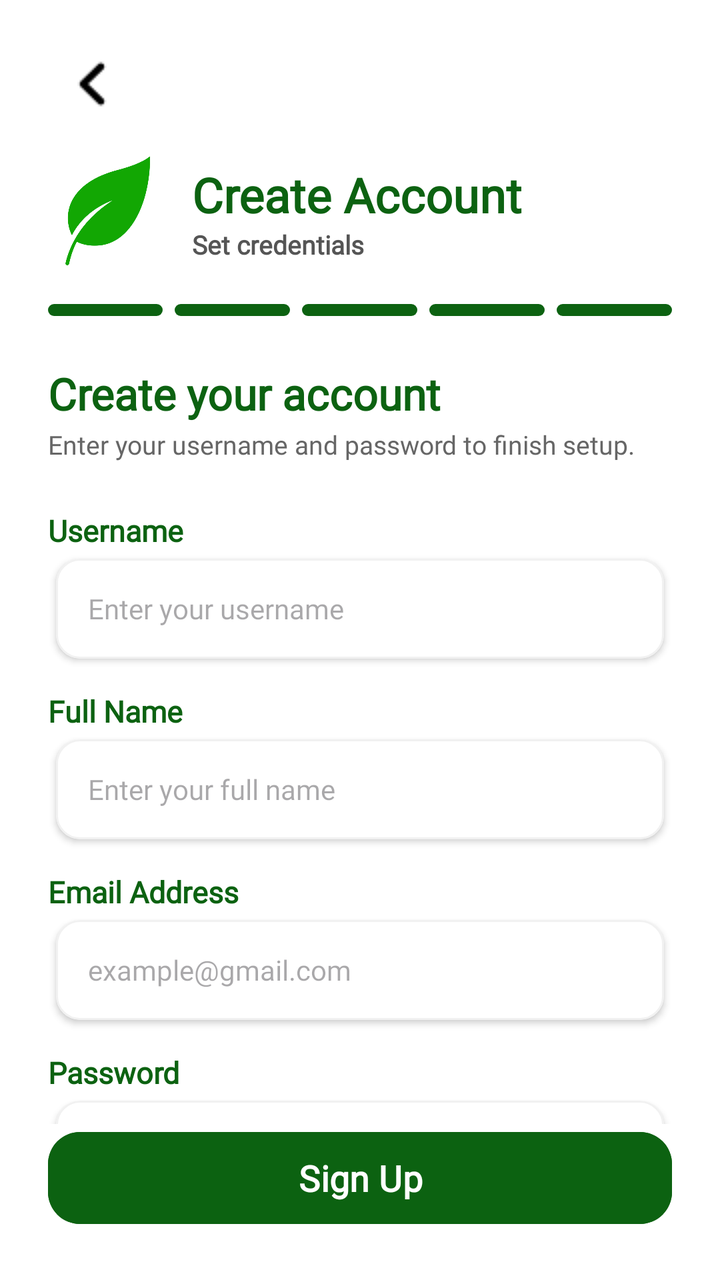
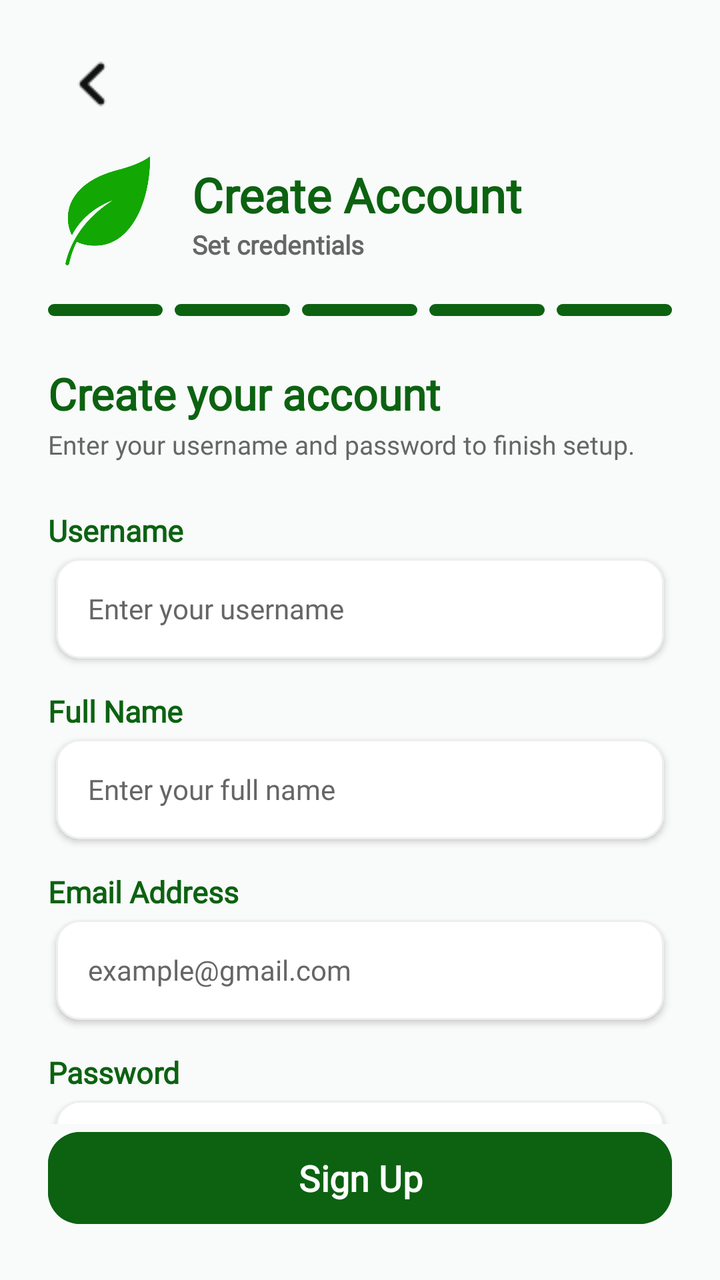

Compare the two renders of this Android layout. The source of the first and the diff that turns it into the second are given below.
<!-- AndroidManifest.xml: application theme Theme.SmartGrow -->
<!-- res/layout/activity_register_step5.xml -->
<?xml version="1.0" encoding="utf-8"?>
<androidx.constraintlayout.widget.ConstraintLayout
    xmlns:android="http://schemas.android.com/apk/res/android"
    xmlns:app="http://schemas.android.com/apk/res-auto"
    android:layout_width="match_parent"
    android:layout_height="match_parent"
    android:background="#FFFFFF">

    
    <androidx.constraintlayout.widget.ConstraintLayout
        android:id="@+id/layout_header_fixed"
        android:layout_width="match_parent"
        android:layout_height="wrap_content"
        android:paddingHorizontal="24dp"
        android:paddingTop="20dp"
        android:paddingBottom="8dp"
        app:layout_constraintTop_toTopOf="parent">

        <ImageButton
            android:id="@+id/btn_register_back"
            android:layout_width="44dp"
            android:layout_height="44dp"
            android:background="?android:attr/selectableItemBackgroundBorderless"
            android:src="@drawable/back_button_login"
            android:contentDescription="Back"
            android:scaleType="centerInside"
            app:layout_constraintTop_toTopOf="parent"
            app:layout_constraintStart_toStartOf="parent" />

        <LinearLayout
            android:id="@+id/layout_register_header"
            android:layout_width="0dp"
            android:layout_height="wrap_content"
            android:orientation="horizontal"
            android:gravity="center_vertical"
            android:layout_marginTop="12dp"
            app:layout_constraintTop_toBottomOf="@id/btn_register_back"
            app:layout_constraintStart_toStartOf="parent"
            app:layout_constraintEnd_toEndOf="parent">

            <ImageView
                android:layout_width="60dp"
                android:layout_height="60dp"
                android:src="@drawable/smartgrow_logo"
                app:tint="#12A703"
                android:contentDescription="SmartGrow Logo" />

            <LinearLayout
                android:layout_width="wrap_content"
                android:layout_height="wrap_content"
                android:orientation="vertical"
                android:layout_marginStart="12dp">

                <TextView
                    android:layout_width="wrap_content"
                    android:layout_height="wrap_content"
                    android:text="Create Account"
                    android:textSize="24sp"
                    android:textStyle="bold"
                    android:fontFamily="@font/poppins"
                    android:textColor="#0C6211" />

                <TextView
                    android:layout_width="wrap_content"
                    android:layout_height="wrap_content"
                    android:text="Set credentials"
                    android:textSize="13sp"
                    android:textStyle="bold"
                    android:fontFamily="@font/poppins"
                    android:textColor="#555555" />
            </LinearLayout>
        </LinearLayout>

        <LinearLayout
            android:id="@+id/layout_indicator_bars"
            android:layout_width="match_parent"
            android:layout_height="6dp"
            android:orientation="horizontal"
            android:layout_marginTop="16dp"
            android:weightSum="5"
            app:layout_constraintTop_toBottomOf="@id/layout_register_header">

            <View android:layout_width="0dp" android:layout_height="match_parent" android:layout_weight="1" android:layout_marginEnd="6dp" android:background="@drawable/indicator_green" />
            <View android:layout_width="0dp" android:layout_height="match_parent" android:layout_weight="1" android:layout_marginEnd="6dp" android:background="@drawable/indicator_green" />
            <View android:layout_width="0dp" android:layout_height="match_parent" android:layout_weight="1" android:layout_marginEnd="6dp" android:background="@drawable/indicator_green" />
            <View android:layout_width="0dp" android:layout_height="match_parent" android:layout_weight="1" android:layout_marginEnd="6dp" android:background="@drawable/indicator_green" />
            <View android:layout_width="0dp" android:layout_height="match_parent" android:layout_weight="1" android:background="@drawable/indicator_green" />
        </LinearLayout>
    </androidx.constraintlayout.widget.ConstraintLayout>

    
    <androidx.core.widget.NestedScrollView
        android:id="@+id/scroll_view_content"
        android:layout_width="match_parent"
        android:layout_height="0dp"
        android:fillViewport="true"
        app:layout_constraintTop_toBottomOf="@id/layout_header_fixed"
        app:layout_constraintBottom_toTopOf="@id/btn_signup">

        <androidx.constraintlayout.widget.ConstraintLayout
            android:layout_width="match_parent"
            android:layout_height="wrap_content"
            android:paddingHorizontal="24dp"
            android:paddingTop="16dp"
            android:paddingBottom="24dp">

            <TextView
                android:id="@+id/tv_form_title"
                android:layout_width="match_parent"
                android:layout_height="wrap_content"
                android:text="Create your account"
                android:textSize="22sp"
                android:textStyle="bold"
                android:textColor="#0C6211"
                android:fontFamily="@font/poppins"
                app:layout_constraintTop_toTopOf="parent" />

            <TextView
                android:id="@+id/tv_form_subtitle"
                android:layout_width="match_parent"
                android:layout_height="wrap_content"
                android:text="Enter your username and password to finish setup."
                android:textSize="13sp"
                android:textColor="#666666"
                android:fontFamily="@font/poppins"
                android:layout_marginTop="2dp"
                app:layout_constraintTop_toBottomOf="@id/tv_form_title" />

            <LinearLayout
                android:id="@+id/layout_fields"
                android:layout_width="match_parent"
                android:layout_height="wrap_content"
                android:orientation="vertical"
                android:layout_marginTop="24dp"
                app:layout_constraintTop_toBottomOf="@id/tv_form_subtitle">

                <TextView
                    android:layout_width="wrap_content"
                    android:layout_height="wrap_content"
                    android:text="Username" android:textColor="#0C6211"
                    android:textSize="15sp" android:textStyle="bold"
                    android:fontFamily="@font/poppins"
                    android:layout_marginBottom="4dp" />
                <com.google.android.material.card.MaterialCardView
                    android:layout_width="match_parent"
                    android:layout_height="50dp"
                    android:layout_marginHorizontal="4dp"
                    android:layout_marginBottom="16dp"
                    app:cardElevation="2dp"
                    app:cardCornerRadius="12dp"
                    app:cardBackgroundColor="#FFFFFF"
                    app:strokeWidth="1dp"
                    app:strokeColor="#F1F1F1">
                    <EditText
                        android:id="@+id/et_username"
                        android:layout_width="match_parent"
                        android:layout_height="match_parent"
                        android:background="@null"
                        android:hint="Enter your username"
                        android:inputType="text"
                        android:paddingHorizontal="16dp"
                        android:textSize="14sp"
                        android:textColor="#333333"
                        android:fontFamily="@font/poppins" />
                </com.google.android.material.card.MaterialCardView>

                <TextView
                    android:layout_width="wrap_content"
                    android:layout_height="wrap_content"
                    android:text="Full Name"
                    android:textColor="#0C6211"
                    android:textSize="15sp"
                    android:textStyle="bold"
                    android:fontFamily="@font/poppins"
                    android:layout_marginBottom="4dp" />
                <com.google.android.material.card.MaterialCardView
                    android:layout_width="match_parent"
                    android:layout_height="50dp"
                    android:layout_marginHorizontal="4dp"
                    android:layout_marginBottom="16dp"
                    app:cardElevation="2dp"
                    app:cardCornerRadius="12dp"
                    app:cardBackgroundColor="#FFFFFF"
                    app:strokeWidth="1dp"
                    app:strokeColor="#F1F1F1">
                    <EditText android:id="@+id/et_fullname"
                        android:layout_width="match_parent"
                        android:layout_height="match_parent"
                        android:background="@null"
                        android:hint="Enter your full name"
                        android:inputType="textPersonName"
                        android:paddingHorizontal="16dp"
                        android:textSize="14sp" android:textColor="#333333"
                        android:fontFamily="@font/poppins" />
                </com.google.android.material.card.MaterialCardView>

                <TextView
                    android:layout_width="wrap_content"
                    android:layout_height="wrap_content"
                    android:text="Email Address"
                    android:textColor="#0C6211"
                    android:textSize="15sp"
                    android:textStyle="bold"
                    android:fontFamily="@font/poppins"
                    android:layout_marginBottom="4dp" />
                <com.google.android.material.card.MaterialCardView
                    android:layout_width="match_parent"
                    android:layout_height="50dp"
                    android:layout_marginHorizontal="4dp"
                    android:layout_marginBottom="16dp"
                    app:cardElevation="2dp"
                    app:cardCornerRadius="12dp"
                    app:cardBackgroundColor="#FFFFFF"
                    app:strokeWidth="1dp"
                    app:strokeColor="#F1F1F1">
                    <EditText android:id="@+id/et_email"
                        android:layout_width="match_parent"
                        android:layout_height="match_parent"
                        android:background="@null"
                        android:hint="example@gmail.com"
                        android:inputType="textEmailAddress"
                        android:paddingHorizontal="16dp"
                        android:textSize="14sp" android:textColor="#333333"
                        android:fontFamily="@font/poppins" />
                </com.google.android.material.card.MaterialCardView>

                <TextView
                    android:layout_width="wrap_content"
                    android:layout_height="wrap_content"
                    android:text="Password"
                    android:textColor="#0C6211"
                    android:textSize="15sp"
                    android:textStyle="bold"
                    android:fontFamily="@font/poppins"
                    android:layout_marginBottom="4dp" />
                <com.google.android.material.card.MaterialCardView
                    android:layout_width="match_parent"
                    android:layout_height="50dp"
                    android:layout_marginHorizontal="4dp"
                    android:layout_marginBottom="16dp"
                    app:cardElevation="2dp"
                    app:cardCornerRadius="12dp"
                    app:cardBackgroundColor="#FFFFFF"
                    app:strokeWidth="1dp"
                    app:strokeColor="#F1F1F1">
                    <com.google.android.material.textfield.TextInputLayout
                        android:layout_width="match_parent"
                        android:layout_height="match_parent"
                        app:hintEnabled="false"
                        app:passwordToggleEnabled="true"
                        app:passwordToggleTint="#666666"
                        style="@style/Widget.Design.TextInputLayout">
                        <com.google.android.material.textfield.TextInputEditText
                            android:id="@+id/et_password"
                            android:layout_width="match_parent"
                            android:layout_height="match_parent"
                            android:background="@null"
                            android:hint="Enter your password"
                            android:inputType="textPassword"
                            android:paddingHorizontal="16dp"
                            android:textSize="14sp"
                            android:textColor="#333333"
                            android:fontFamily="@font/poppins" />
                    </com.google.android.material.textfield.TextInputLayout>
                </com.google.android.material.card.MaterialCardView>

                <TextView
                    android:layout_width="wrap_content"
                    android:layout_height="wrap_content"
                    android:text="Confirm Password"
                    android:textColor="#0C6211"
                    android:textSize="15sp"
                    android:textStyle="bold"
                    android:fontFamily="@font/poppins"
                    android:layout_marginBottom="4dp" />
                <com.google.android.material.card.MaterialCardView
                    android:layout_width="match_parent"
                    android:layout_height="50dp"
                    android:layout_marginHorizontal="4dp"
                    android:layout_marginBottom="24dp"
                    app:cardElevation="2dp"
                    app:cardCornerRadius="12dp"
                    app:cardBackgroundColor="#FFFFFF"
                    app:strokeWidth="1dp"
                    app:strokeColor="#F1F1F1">
                    <com.google.android.material.textfield.TextInputLayout
                        android:layout_width="match_parent"
                        android:layout_height="match_parent"
                        app:hintEnabled="false"
                        app:passwordToggleEnabled="true"
                        app:passwordToggleTint="#666666"
                        style="@style/Widget.Design.TextInputLayout">
                        <com.google.android.material.textfield.TextInputEditText
                            android:id="@+id/et_confirm_password"
                            android:layout_width="match_parent"
                            android:layout_height="match_parent"
                            android:background="@null"
                            android:hint="Re-enter password"
                            android:inputType="textPassword"
                            android:paddingHorizontal="16dp"
                            android:textSize="14sp"
                            android:textColor="#333333"
                            android:fontFamily="@font/poppins" />
                    </com.google.android.material.textfield.TextInputLayout>
                </com.google.android.material.card.MaterialCardView>
            </LinearLayout>
        </androidx.constraintlayout.widget.ConstraintLayout>
    </androidx.core.widget.NestedScrollView>

    
    <com.google.android.material.button.MaterialButton
        android:id="@+id/btn_signup"
        android:layout_width="match_parent"
        android:layout_height="54dp"
        android:layout_marginHorizontal="24dp"
        android:layout_marginBottom="24dp"
        android:text="Sign Up"
        android:textSize="18sp"
        android:fontFamily="@font/poppins"
        android:textStyle="bold"
        android:textColor="@color/white"
        android:textAllCaps="false"
        android:backgroundTint="#0C6211"
        app:cornerRadius="16dp"
        android:elevation="4dp"
        app:layout_constraintBottom_toBottomOf="parent"
        app:layout_constraintStart_toStartOf="parent"
        app:layout_constraintEnd_toEndOf="parent" />

</androidx.constraintlayout.widget.ConstraintLayout>
<!-- resources referenced by this layout -->
<resources>
  <color name="white">#FFFFFFFF</color>
  <!-- drawable back_button_login: png bitmap (drawable, 311 bytes) -->
  <!-- drawable indicator_green (drawable) -->
  <?xml version="1.0" encoding="utf-8"?>
  <shape xmlns:android="http://schemas.android.com/apk/res/android"
      android:shape="rectangle">
      <solid android:color="#0C6211" />
      <corners android:radius="4dp" />
  </shape>
  <!-- drawable smartgrow_logo: png bitmap (drawable, 73503 bytes) -->
  <style name="Theme.SmartGrow" parent="Base.Theme.SmartGrow" />
  <style name="Base.Theme.SmartGrow" parent="Theme.Material3.DayNight.NoActionBar">
          <item name="android:windowBackground">@android:color/white</item>
          <item name="android:windowDisablePreview">true</item>
  
          
          <item name="android:statusBarColor">#FFFFFF</item>
          <item name="android:windowLightStatusBar">true</item>
  
          
          <item name="android:navigationBarColor">#FFFFFF</item>
          <item name="android:windowLightNavigationBar" tools:targetApi="o">true</item>
  
          <item name="android:windowDrawsSystemBarBackgrounds">true</item>
          <item name="android:windowTranslucentStatus">false</item>
          <item name="android:windowTranslucentNavigation">false</item>
      </style>
</resources>

<!-- the commit's change to res/layout/activity_register_step5.xml (unified diff, before → after) -->
@@ -2,9 +2,10 @@
 <androidx.constraintlayout.widget.ConstraintLayout
     xmlns:android="http://schemas.android.com/apk/res/android"
     xmlns:app="http://schemas.android.com/apk/res-auto"
+    xmlns:tools="http://schemas.android.com/tools"
     android:layout_width="match_parent"
     android:layout_height="match_parent"
-    android:background="#FFFFFF">
+    android:background="@color/background">
 
     
     <androidx.constraintlayout.widget.ConstraintLayout
@@ -25,7 +26,8 @@
             android:contentDescription="Back"
             android:scaleType="centerInside"
             app:layout_constraintTop_toTopOf="parent"
-            app:layout_constraintStart_toStartOf="parent" />
+            app:layout_constraintStart_toStartOf="parent"
+            app:tint="@color/text_primary" />
 
         <LinearLayout
             android:id="@+id/layout_register_header"
@@ -58,7 +60,7 @@
                     android:textSize="24sp"
                     android:textStyle="bold"
                     android:fontFamily="@font/poppins"
-                    android:textColor="#0C6211" />
+                    android:textColor="@color/primary_green" />
 
                 <TextView
                     android:layout_width="wrap_content"
@@ -67,7 +69,7 @@
                     android:textSize="13sp"
                     android:textStyle="bold"
                     android:fontFamily="@font/poppins"
-                    android:textColor="#555555" />
+                    android:textColor="@color/text_secondary" />
             </LinearLayout>
         </LinearLayout>
 
@@ -111,7 +113,7 @@
                 android:text="Create your account"
                 android:textSize="22sp"
                 android:textStyle="bold"
-                android:textColor="#0C6211"
+                android:textColor="@color/primary_green"
                 android:fontFamily="@font/poppins"
                 app:layout_constraintTop_toTopOf="parent" />
 
@@ -121,7 +123,7 @@
                 android:layout_height="wrap_content"
                 android:text="Enter your username and password to finish setup."
                 android:textSize="13sp"
-                android:textColor="#666666"
+                android:textColor="@color/text_secondary"
                 android:fontFamily="@font/poppins"
                 android:layout_marginTop="2dp"
                 app:layout_constraintTop_toBottomOf="@id/tv_form_title" />
@@ -137,7 +139,7 @@
                 <TextView
                     android:layout_width="wrap_content"
                     android:layout_height="wrap_content"
-                    android:text="Username" android:textColor="#0C6211"
+                    android:text="Username" android:textColor="@color/primary_green"
                     android:textSize="15sp" android:textStyle="bold"
                     android:fontFamily="@font/poppins"
                     android:layout_marginBottom="4dp" />
@@ -148,19 +150,20 @@
                     android:layout_marginBottom="16dp"
                     app:cardElevation="2dp"
                     app:cardCornerRadius="12dp"
-                    app:cardBackgroundColor="#FFFFFF"
-                    app:strokeWidth="1dp"
-                    app:strokeColor="#F1F1F1">
+                    app:cardBackgroundColor="@color/card_background"
+                    app:strokeWidth="1dp"
+                    app:strokeColor="@color/divider">
                     <EditText
                         android:id="@+id/et_username"
                         android:layout_width="match_parent"
                         android:layout_height="match_parent"
                         android:background="@null"
                         android:hint="Enter your username"
+                        android:textColorHint="@color/text_secondary"
                         android:inputType="text"
                         android:paddingHorizontal="16dp"
                         android:textSize="14sp"
-                        android:textColor="#333333"
+                        android:textColor="@color/text_primary"
                         android:fontFamily="@font/poppins" />
                 </com.google.android.material.card.MaterialCardView>
 
@@ -168,7 +171,7 @@
                     android:layout_width="wrap_content"
                     android:layout_height="wrap_content"
                     android:text="Full Name"
-                    android:textColor="#0C6211"
+                    android:textColor="@color/primary_green"
                     android:textSize="15sp"
                     android:textStyle="bold"
                     android:fontFamily="@font/poppins"
@@ -180,17 +183,18 @@
                     android:layout_marginBottom="16dp"
                     app:cardElevation="2dp"
                     app:cardCornerRadius="12dp"
-                    app:cardBackgroundColor="#FFFFFF"
-                    app:strokeWidth="1dp"
-                    app:strokeColor="#F1F1F1">
+                    app:cardBackgroundColor="@color/card_background"
+                    app:strokeWidth="1dp"
+                    app:strokeColor="@color/divider">
                     <EditText android:id="@+id/et_fullname"
                         android:layout_width="match_parent"
                         android:layout_height="match_parent"
                         android:background="@null"
                         android:hint="Enter your full name"
+                        android:textColorHint="@color/text_secondary"
                         android:inputType="textPersonName"
                         android:paddingHorizontal="16dp"
-                        android:textSize="14sp" android:textColor="#333333"
+                        android:textSize="14sp" android:textColor="@color/text_primary"
                         android:fontFamily="@font/poppins" />
                 </com.google.android.material.card.MaterialCardView>
 
@@ -198,7 +202,7 @@
                     android:layout_width="wrap_content"
                     android:layout_height="wrap_content"
                     android:text="Email Address"
-                    android:textColor="#0C6211"
+                    android:textColor="@color/primary_green"
                     android:textSize="15sp"
                     android:textStyle="bold"
                     android:fontFamily="@font/poppins"
@@ -210,17 +214,18 @@
                     android:layout_marginBottom="16dp"
                     app:cardElevation="2dp"
                     app:cardCornerRadius="12dp"
-                    app:cardBackgroundColor="#FFFFFF"
-                    app:strokeWidth="1dp"
-                    app:strokeColor="#F1F1F1">
+                    app:cardBackgroundColor="@color/card_background"
+                    app:strokeWidth="1dp"
+                    app:strokeColor="@color/divider">
                     <EditText android:id="@+id/et_email"
                         android:layout_width="match_parent"
                         android:layout_height="match_parent"
                         android:background="@null"
                         android:hint="example@gmail.com"
+                        android:textColorHint="@color/text_secondary"
                         android:inputType="textEmailAddress"
                         android:paddingHorizontal="16dp"
-                        android:textSize="14sp" android:textColor="#333333"
+                        android:textSize="14sp" android:textColor="@color/text_primary"
                         android:fontFamily="@font/poppins" />
                 </com.google.android.material.card.MaterialCardView>
 
@@ -228,7 +233,7 @@
                     android:layout_width="wrap_content"
                     android:layout_height="wrap_content"
                     android:text="Password"
-                    android:textColor="#0C6211"
+                    android:textColor="@color/primary_green"
                     android:textSize="15sp"
                     android:textStyle="bold"
                     android:fontFamily="@font/poppins"
@@ -240,15 +245,15 @@
                     android:layout_marginBottom="16dp"
                     app:cardElevation="2dp"
                     app:cardCornerRadius="12dp"
-                    app:cardBackgroundColor="#FFFFFF"
-                    app:strokeWidth="1dp"
-                    app:strokeColor="#F1F1F1">
+                    app:cardBackgroundColor="@color/card_background"
+                    app:strokeWidth="1dp"
+                    app:strokeColor="@color/divider">
                     <com.google.android.material.textfield.TextInputLayout
                         android:layout_width="match_parent"
                         android:layout_height="match_parent"
                         app:hintEnabled="false"
                         app:passwordToggleEnabled="true"
-                        app:passwordToggleTint="#666666"
+                        app:passwordToggleTint="@color/text_secondary"
                         style="@style/Widget.Design.TextInputLayout">
                         <com.google.android.material.textfield.TextInputEditText
                             android:id="@+id/et_password"
@@ -256,10 +261,11 @@
                             android:layout_height="match_parent"
                             android:background="@null"
                             android:hint="Enter your password"
+                            android:textColorHint="@color/text_secondary"
                             android:inputType="textPassword"
                             android:paddingHorizontal="16dp"
                             android:textSize="14sp"
-                            android:textColor="#333333"
+                            android:textColor="@color/text_primary"
                             android:fontFamily="@font/poppins" />
                     </com.google.android.material.textfield.TextInputLayout>
                 </com.google.android.material.card.MaterialCardView>
@@ -268,7 +274,7 @@
                     android:layout_width="wrap_content"
                     android:layout_height="wrap_content"
                     android:text="Confirm Password"
-                    android:textColor="#0C6211"
+                    android:textColor="@color/primary_green"
                     android:textSize="15sp"
                     android:textStyle="bold"
                     android:fontFamily="@font/poppins"
@@ -280,15 +286,15 @@
                     android:layout_marginBottom="24dp"
                     app:cardElevation="2dp"
                     app:cardCornerRadius="12dp"
-                    app:cardBackgroundColor="#FFFFFF"
-                    app:strokeWidth="1dp"
-                    app:strokeColor="#F1F1F1">
+                    app:cardBackgroundColor="@color/card_background"
+                    app:strokeWidth="1dp"
+                    app:strokeColor="@color/divider">
                     <com.google.android.material.textfield.TextInputLayout
                         android:layout_width="match_parent"
                         android:layout_height="match_parent"
                         app:hintEnabled="false"
                         app:passwordToggleEnabled="true"
-                        app:passwordToggleTint="#666666"
+                        app:passwordToggleTint="@color/text_secondary"
                         style="@style/Widget.Design.TextInputLayout">
                         <com.google.android.material.textfield.TextInputEditText
                             android:id="@+id/et_confirm_password"
@@ -296,10 +302,11 @@
                             android:layout_height="match_parent"
                             android:background="@null"
                             android:hint="Re-enter password"
+                            android:textColorHint="@color/text_secondary"
                             android:inputType="textPassword"
                             android:paddingHorizontal="16dp"
                             android:textSize="14sp"
-                            android:textColor="#333333"
+                            android:textColor="@color/text_primary"
                             android:fontFamily="@font/poppins" />
                     </com.google.android.material.textfield.TextInputLayout>
                 </com.google.android.material.card.MaterialCardView>
@@ -320,7 +327,7 @@
         android:textStyle="bold"
         android:textColor="@color/white"
         android:textAllCaps="false"
-        android:backgroundTint="#0C6211"
+        android:backgroundTint="@color/primary_green"
         app:cornerRadius="16dp"
         android:elevation="4dp"
         app:layout_constraintBottom_toBottomOf="parent"
<!-- resource entries referenced after the edit -->
@@ -1,5 +1,11 @@
 <!-- resources referenced by this layout -->
 <resources>
+  <color name="background">#F9FAFA</color>
+  <color name="card_background">#FFFFFF</color>
+  <color name="divider">#EEEEEE</color>
+  <color name="primary_green">#0C6211</color>
+  <color name="text_primary">#111111</color>
+  <color name="text_secondary">#666666</color>
   <color name="white">#FFFFFFFF</color>
   <!-- drawable back_button_login: png bitmap (drawable, 311 bytes) -->
   <!-- drawable indicator_green (drawable) -->
@@ -12,15 +18,15 @@
   <!-- drawable smartgrow_logo: png bitmap (drawable, 73503 bytes) -->
   <style name="Theme.SmartGrow" parent="Base.Theme.SmartGrow" />
   <style name="Base.Theme.SmartGrow" parent="Theme.Material3.DayNight.NoActionBar">
-          <item name="android:windowBackground">@android:color/white</item>
+          <item name="android:windowBackground">@color/background</item>
           <item name="android:windowDisablePreview">true</item>
   
           
-          <item name="android:statusBarColor">#FFFFFF</item>
+          <item name="android:statusBarColor">@color/background</item>
           <item name="android:windowLightStatusBar">true</item>
   
           
-          <item name="android:navigationBarColor">#FFFFFF</item>
+          <item name="android:navigationBarColor">@color/background</item>
           <item name="android:windowLightNavigationBar" tools:targetApi="o">true</item>
   
           <item name="android:windowDrawsSystemBarBackgrounds">true</item>
